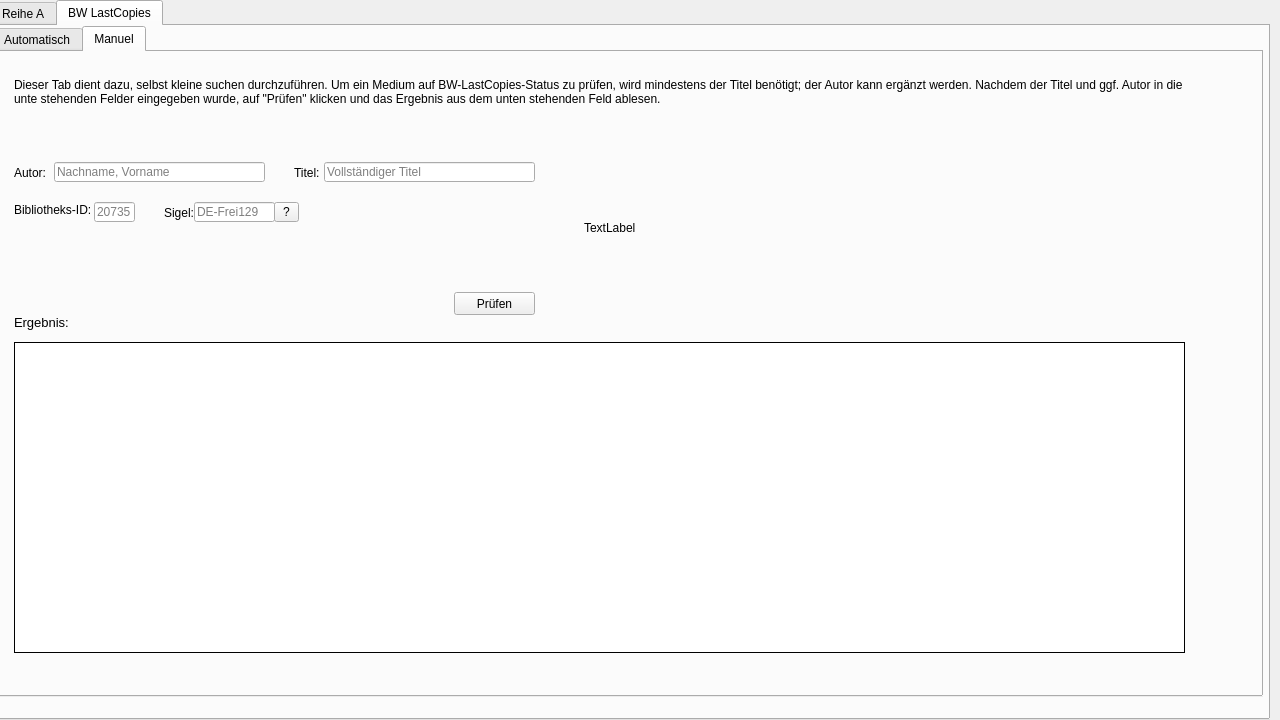
This is Python/BWLastCopies/UniversalUI.ui in WorldTeacher/WorkPrograms as Qt 5 draws it before an edit. The edited form follows.
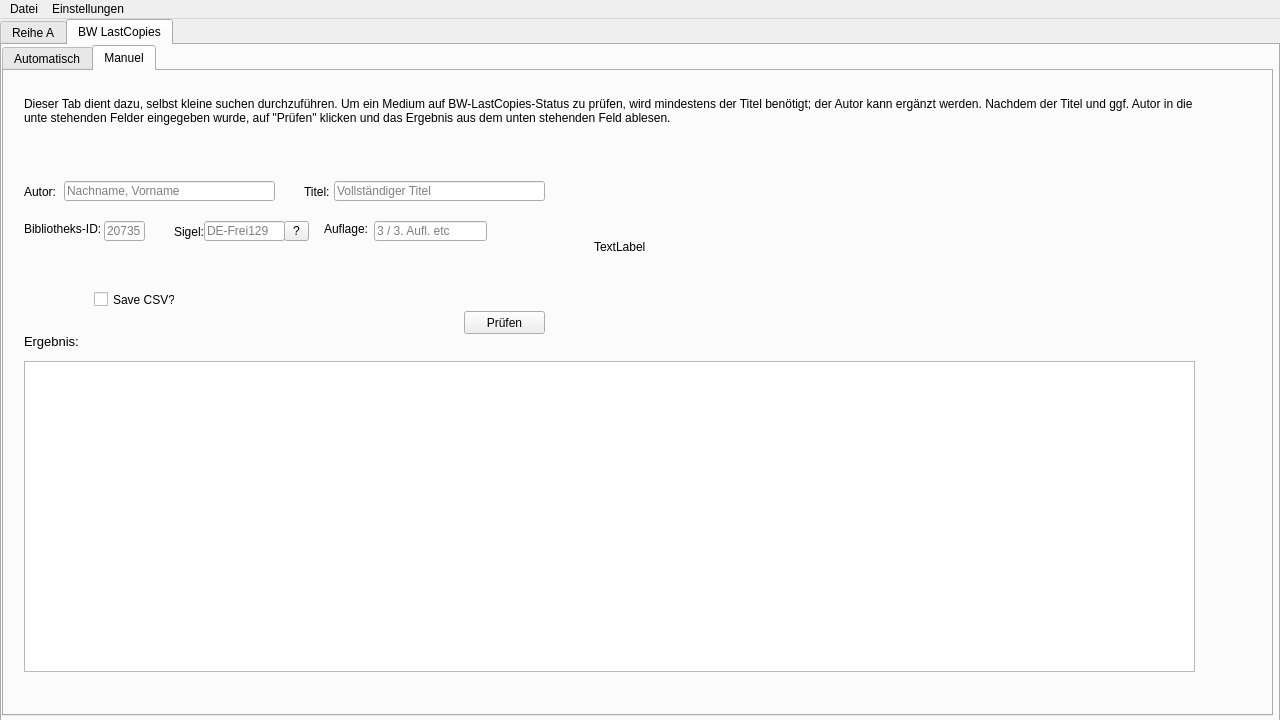
This is the edited form. The open tabs and pages were chosen to show the change.

Patch:
```diff
--- a/Python/BWLastCopies/UniversalUI.ui
+++ b/Python/BWLastCopies/UniversalUI.ui
@@ -38,7 +38,7 @@
    <widget class="QTabWidget" name="tabWidget">
     <property name="geometry">
      <rect>
-      <x>-10</x>
+      <x>0</x>
       <y>0</y>
       <width>1280</width>
       <height>720</height>
@@ -385,34 +385,6 @@
          <bool>false</bool>
         </property>
        </widget>
-       <widget class="QPlainTextEdit" name="result_bwl_manual">
-        <property name="enabled">
-         <bool>true</bool>
-        </property>
-        <property name="geometry">
-         <rect>
-          <x>20</x>
-          <y>290</y>
-          <width>1171</width>
-          <height>311</height>
-         </rect>
-        </property>
-        <property name="focusPolicy">
-         <enum>Qt::NoFocus</enum>
-        </property>
-        <property name="acceptDrops">
-         <bool>true</bool>
-        </property>
-        <property name="frameShape">
-         <enum>QFrame::Panel</enum>
-        </property>
-        <property name="frameShadow">
-         <enum>QFrame::Plain</enum>
-        </property>
-        <property name="lineWidth">
-         <number>1</number>
-        </property>
-       </widget>
        <widget class="QLabel" name="label_result">
         <property name="geometry">
          <rect>
@@ -543,9 +515,27 @@
           <height>20</height>
          </rect>
         </property>
+        <property name="sizePolicy">
+         <sizepolicy hsizetype="Fixed" vsizetype="Fixed">
+          <horstretch>0</horstretch>
+          <verstretch>0</verstretch>
+         </sizepolicy>
+        </property>
+        <property name="focusPolicy">
+         <enum>Qt::StrongFocus</enum>
+        </property>
         <property name="toolTip">
          <string>Die Bibliotheks-ID kann über winIBW mithilfe des Befehls &quot;s bib&quot; ermittelt werden.</string>
         </property>
+        <property name="autoFillBackground">
+         <bool>false</bool>
+        </property>
+        <property name="inputMethodHints">
+         <set>Qt::ImhDigitsOnly</set>
+        </property>
+        <property name="inputMask">
+         <string/>
+        </property>
         <property name="text">
          <string/>
         </property>
@@ -694,11 +684,113 @@
          <bool>true</bool>
         </property>
        </widget>
+       <widget class="QLabel" name="pass_issue">
+        <property name="geometry">
+         <rect>
+          <x>320</x>
+          <y>150</y>
+          <width>51</width>
+          <height>16</height>
+         </rect>
+        </property>
+        <property name="text">
+         <string>Auflage:</string>
+        </property>
+       </widget>
+       <widget class="QLineEdit" name="pass_issue_input">
+        <property name="geometry">
+         <rect>
+          <x>370</x>
+          <y>150</y>
+          <width>113</width>
+          <height>20</height>
+         </rect>
+        </property>
+        <property name="placeholderText">
+         <string>3 / 3. Aufl. etc</string>
+        </property>
+        <property name="cursorMoveStyle">
+         <enum>Qt::VisualMoveStyle</enum>
+        </property>
+        <property name="clearButtonEnabled">
+         <bool>true</bool>
+        </property>
+       </widget>
+       <widget class="QTextEdit" name="result_bwl_manual">
+        <property name="enabled">
+         <bool>true</bool>
+        </property>
+        <property name="geometry">
+         <rect>
+          <x>20</x>
+          <y>290</y>
+          <width>1171</width>
+          <height>311</height>
+         </rect>
+        </property>
+        <property name="sizePolicy">
+         <sizepolicy hsizetype="Fixed" vsizetype="Fixed">
+          <horstretch>0</horstretch>
+          <verstretch>0</verstretch>
+         </sizepolicy>
+        </property>
+        <property name="focusPolicy">
+         <enum>Qt::NoFocus</enum>
+        </property>
+        <property name="inputMethodHints">
+         <set>Qt::ImhNone</set>
+        </property>
+        <property name="tabChangesFocus">
+         <bool>true</bool>
+        </property>
+        <property name="readOnly">
+         <bool>true</bool>
+        </property>
+       </widget>
+       <widget class="QCheckBox" name="savecsv">
+        <property name="geometry">
+         <rect>
+          <x>90</x>
+          <y>220</y>
+          <width>81</width>
+          <height>17</height>
+         </rect>
+        </property>
+        <property name="focusPolicy">
+         <enum>Qt::NoFocus</enum>
+        </property>
+        <property name="text">
+         <string>Save CSV?</string>
+        </property>
+       </widget>
       </widget>
      </widget>
     </widget>
    </widget>
   </widget>
+  <widget class="QMenuBar" name="menuBar">
+   <property name="geometry">
+    <rect>
+     <x>0</x>
+     <y>0</y>
+     <width>1280</width>
+     <height>21</height>
+    </rect>
+   </property>
+   <widget class="QMenu" name="menuDatei">
+    <property name="title">
+     <string>Datei</string>
+    </property>
+   </widget>
+   <widget class="QMenu" name="menuEinstellungen">
+    <property name="title">
+     <string>Einstellungen</string>
+    </property>
+    <addaction name="actionbearbeiten"/>
+   </widget>
+   <addaction name="menuDatei"/>
+   <addaction name="menuEinstellungen"/>
+  </widget>
   <action name="actionReihe_A">
    <property name="text">
     <string>Reihe A</string>
```
Left out of the diff: 55 changed lines with no effect on the pictures.
